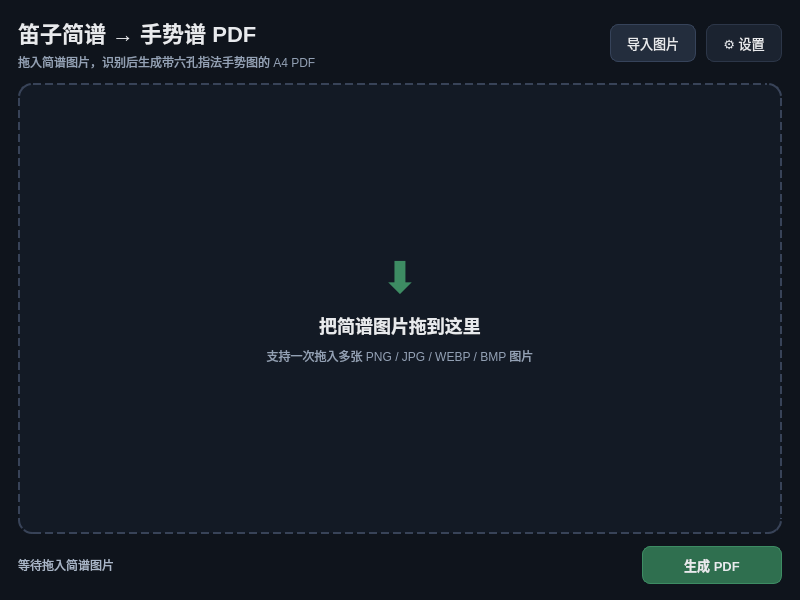
Before: the Qt Designer form ui/MainWindow.ui in 2009Penguin/DiziTabForge, drawn with Qt 5.
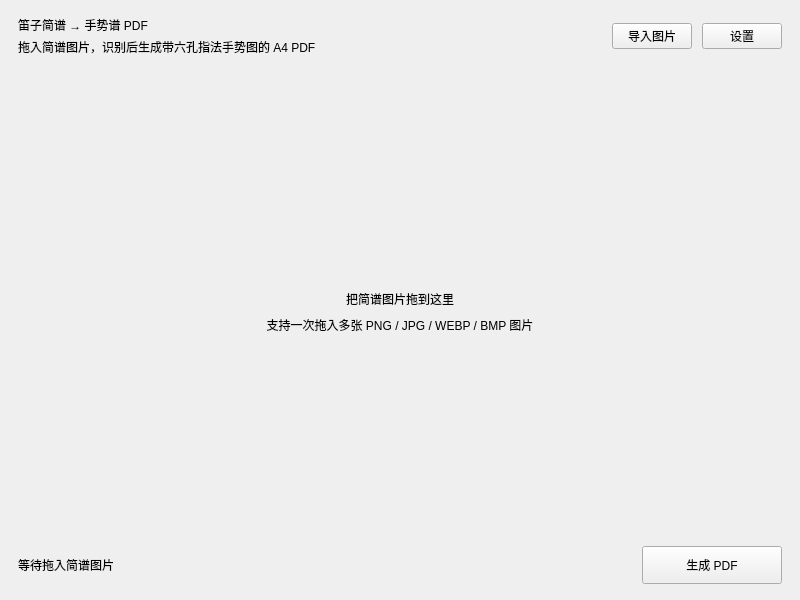
After: the same form once the commit is applied. Custom widgets are drawn as their Qt base class.

Commit message: 修正界面的ai味

The edit to the form file:
```diff
--- a/ui/MainWindow.ui
+++ b/ui/MainWindow.ui
@@ -25,160 +25,6 @@
   <property name="windowTitle">
    <string>笛子简谱 → 手势谱 PDF</string>
   </property>
-  <property name="styleSheet">
-   <string notr="true">QMainWindow {
-    background-color: #0f141c;
-}
-QWidget#centralWidget {
-    background-color: #0f141c;
-}
-QWidget#dropPage {
-    background-color: #0f141c;
-}
-QWidget#listPage {
-    background-color: #0f141c;
-}
-QWidget#busyPage {
-    background-color: #0f141c;
-}
-QLabel#titleLabel {
-    color: #e8eaed;
-    font-size: 22px;
-    font-weight: bold;
-}
-QLabel#subtitleLabel {
-    color: #93a1b5;
-    font-size: 12px;
-}
-QLabel#busyTitleLabel {
-    color: #e8eaed;
-    font-size: 18px;
-    font-weight: bold;
-}
-QLabel#pageTitleLabel {
-    color: #e8eaed;
-    font-size: 13px;
-    font-weight: bold;
-}
-QLabel#pageHintLabel {
-    color: #93a1b5;
-    font-size: 12px;
-}
-QLabel#dropGlyphLabel {
-    color: #3d8c63;
-    font-size: 44px;
-    font-weight: bold;
-}
-QLabel#dropTitleLabel {
-    color: #e8eaed;
-    font-size: 18px;
-    font-weight: bold;
-}
-QLabel#dropHintLabel {
-    color: #93a1b5;
-    font-size: 12px;
-}
-QLabel#busyHintLabel {
-    color: #93a1b5;
-    font-size: 12px;
-}
-QLabel#statusLabel {
-    color: #a9b6c8;
-    font-size: 12px;
-}
-QPushButton {
-    color: #e8eaed;
-    background-color: #232d3d;
-    border: 1px solid #36435a;
-    border-radius: 8px;
-    padding: 8px 16px;
-    font-size: 13px;
-}
-QPushButton:hover {
-    background-color: #2c3850;
-}
-QPushButton:pressed {
-    background-color: #1b2330;
-}
-QPushButton:disabled {
-    color: #6b7788;
-    background-color: #1a212c;
-    border-color: #262f3e;
-}
-QPushButton#generateButton {
-    background-color: #2f6f4f;
-    border-color: #3d8c63;
-    font-weight: bold;
-}
-QPushButton#generateButton:hover {
-    background-color: #3a8760;
-}
-QPushButton#settingsButton {
-    background-color: #1b2330;
-    border-color: #2c3648;
-}
-QPushButton#settingsButton:hover {
-    background-color: #263143;
-}
-QWidget#dropArea {
-    background-color: #131a25;
-    border: 2px dashed #384358;
-    border-radius: 14px;
-}
-QWidget#dropArea[dropActive="true"] {
-    background-color: #17273a;
-    border: 2px solid #3d8c63;
-}
-QListWidget#thumbList {
-    background-color: #0b0f16;
-    border: 1px solid #232d3d;
-    border-radius: 12px;
-    padding: 8px;
-    outline: none;
-}
-QListWidget#thumbList::item {
-    color: #cfd8e3;
-    background-color: #161e2a;
-    border: 1px solid #232d3d;
-    border-radius: 10px;
-    margin: 6px;
-    padding: 8px;
-}
-QListWidget#thumbList::item:hover {
-    border: 1px solid #3d8c63;
-    background-color: #1b2634;
-}
-QListWidget#thumbList::item:selected {
-    border: 1px solid #3d8c63;
-    background-color: #1f3346;
-    color: #ffffff;
-}
-QProgressBar#progressBar {
-    background-color: #131a25;
-    border: 1px solid #232d3d;
-    border-radius: 6px;
-    height: 12px;
-    text-align: center;
-    color: transparent;
-}
-QProgressBar#progressBar::chunk {
-    background-color: #3d8c63;
-    border-radius: 5px;
-}
-QMenu {
-    color: #e8eaed;
-    background-color: #161e2a;
-    border: 1px solid #2c3648;
-    padding: 6px;
-}
-QMenu::item {
-    padding: 6px 22px;
-    border-radius: 6px;
-}
-QMenu::item:selected {
-    background-color: #2c3850;
-}</string>
-  </property>
   <widget class="QWidget" name="centralWidget">
    <layout class="QVBoxLayout" name="rootLayout">
     <property name="spacing">
@@ -248,7 +94,7 @@
          <string>设置 API Key</string>
         </property>
         <property name="text">
-         <string>⚙ 设置</string>
+         <string>设置</string>
         </property>
        </widget>
       </item>
@@ -298,7 +144,7 @@
               <set>Qt::AlignCenter</set>
              </property>
              <property name="text">
-              <string>⬇</string>
+              <string></string>
              </property>
             </widget>
            </item>
```
The commit also changes 4 other files.
